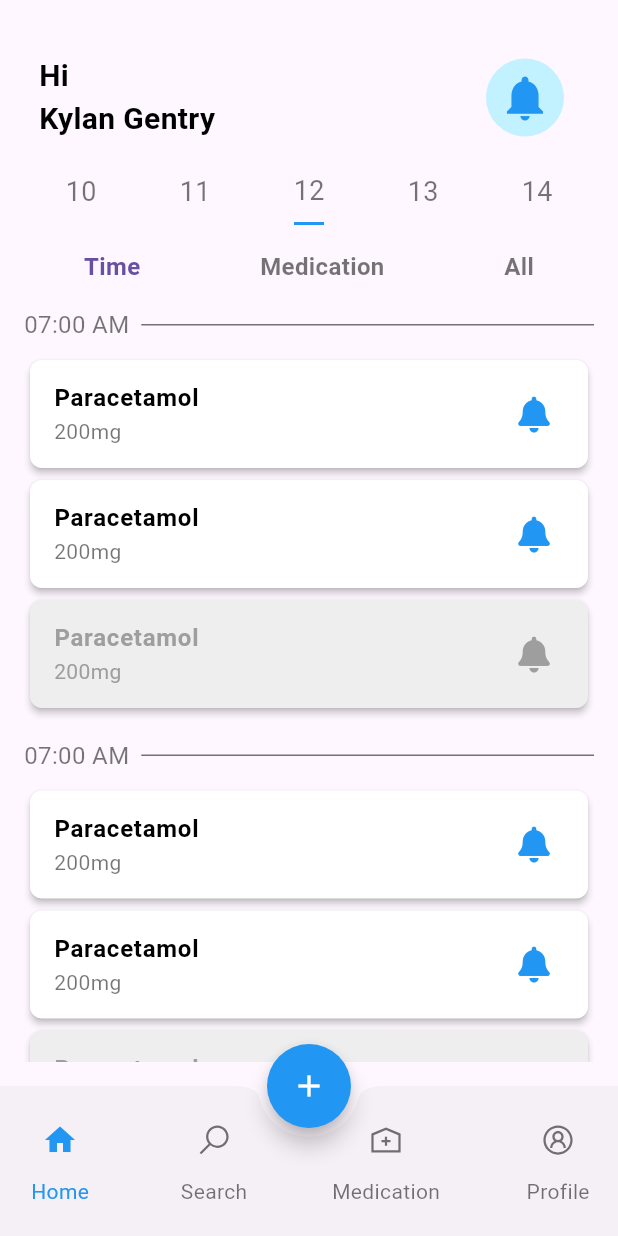
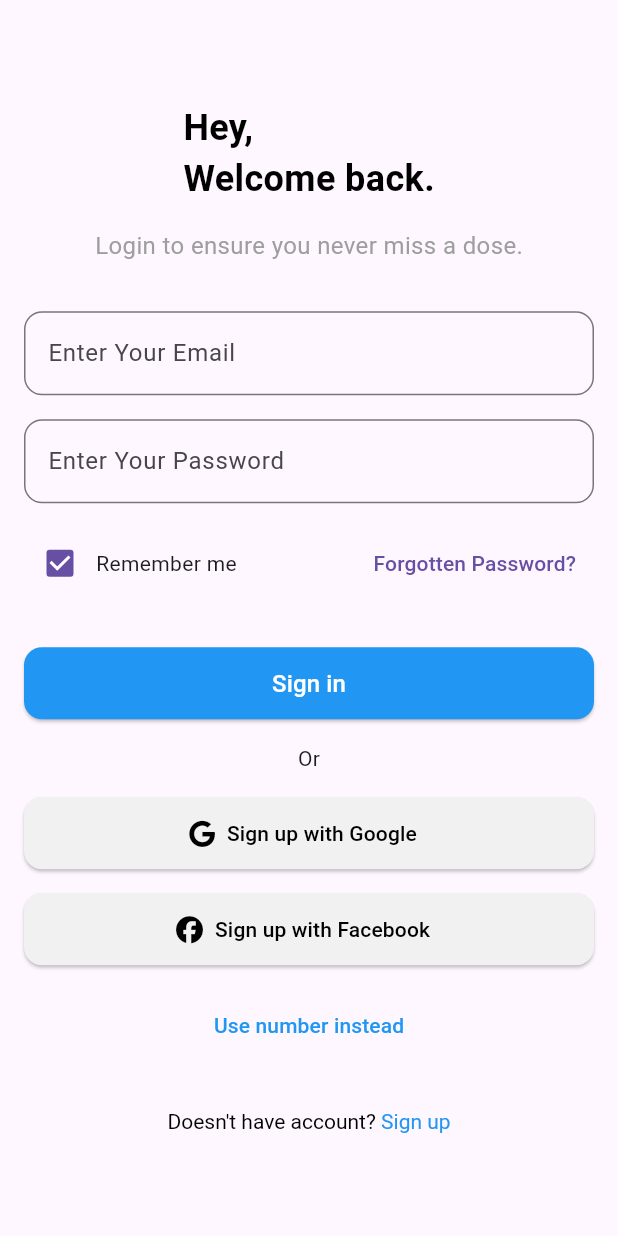
Before and after one commit to ajaydhakal1/medicalapp-uta, a Flutter app: the screen it shows after launch, on a phone screen of 412 x 824 dp. Run offline on Flutter 3.47's test engine with Material 3 defaults, Android fonts, the light colour scheme and no system bars; our stand-ins replace awesome_notifications, dotted_border, easy_localization, flutter_animate, flutter_rating_bar, font_awesome_flutter and 4 more.

Commit message:
minor bug fixes

```diff
--- /dev/null
+++ b/lib/Pages/login/login_page.dart
@@ -0,0 +1,144 @@
+import 'package:flutter/material.dart';
+import 'package:flutter/gestures.dart';
+import 'package:font_awesome_flutter/font_awesome_flutter.dart';
+
+class LoginPage extends StatelessWidget {
+  const LoginPage({super.key});
+
+  @override
+  Widget build(BuildContext context) {
+    return Scaffold(
+      body: SafeArea(
+        child: Padding(
+          padding: const EdgeInsets.all(16.0),
+          child: Column(
+            mainAxisAlignment: MainAxisAlignment.center,
+            children: [
+              Text(
+                'Hey,\nWelcome back.',
+                style: TextStyle(
+                  color: Colors.black,
+                  fontSize: 24,
+                  fontWeight: FontWeight.bold,
+                ),
+              ),
+              SizedBox(height: 16),
+              Text(
+                'Login to ensure you never miss a dose.',
+                style: TextStyle(
+                  color: Colors.grey,
+                  fontSize: 16,
+                ),
+              ),
+              SizedBox(height: 32),
+              TextField(
+                decoration: InputDecoration(
+                  labelText: 'Enter Your Email',
+                  border: OutlineInputBorder(
+                    borderRadius: BorderRadius.circular(12.0),
+                  ),
+                ),
+              ),
+              SizedBox(height: 16),
+              TextField(
+                decoration: InputDecoration(
+                  labelText: 'Enter Your Password',
+                  border: OutlineInputBorder(
+                    borderRadius: BorderRadius.circular(12.0),
+                  ),
+                ),
+                obscureText: true,
+              ),
+              SizedBox(height: 16),
+              Row(
+                mainAxisAlignment: MainAxisAlignment.spaceBetween,
+                children: [
+                  Row(
+                    children: [
+                      Checkbox(
+                        value: true,
+                        onChanged: (value) {},
+                      ),
+                      Text('Remember me'),
+                    ],
+                  ),
+                  TextButton(
+                    onPressed: () {},
+                    child: Text('Forgotten Password?'),
+                  ),
+                ],
+              ),
+              SizedBox(height: 32),
+              ElevatedButton(
+                onPressed: () {
+                  Navigator.pushNamed(context, '/home');
+                },
+                style: ElevatedButton.styleFrom(
+                  backgroundColor: Colors.blue,
+                  minimumSize: Size(double.infinity, 48),
+                  shape: RoundedRectangleBorder(
+                    borderRadius: BorderRadius.circular(12.0),
+                  ),
+                ),
+                child: Text(
+                  'Sign in',
+                  style: TextStyle(color: Colors.white, fontSize: 16),
+                ),
+              ),
+              SizedBox(height: 16),
+              Text('Or'),
+              SizedBox(height: 16),
+              ElevatedButton.icon(
+                onPressed: () {},
+                icon: FaIcon(FontAwesomeIcons.google, color: Colors.black),
+                label: Text('Sign up with Google', style: TextStyle(color: Colors.black)),
+                style: ElevatedButton.styleFrom(
+                  backgroundColor: Color(0xFFF1F1F1),
+                  minimumSize: Size(double.infinity, 48),
+                  shape: RoundedRectangleBorder(
+                    borderRadius: BorderRadius.circular(12.0),
+                  ),
+                ),
+              ),
+              SizedBox(height: 16),
+              ElevatedButton.icon(
+                onPressed: () {},
+                icon: FaIcon(FontAwesomeIcons.facebook, color: Colors.black),
+                label: Text('Sign up with Facebook', style: TextStyle(color: Colors.black)),
+                style: ElevatedButton.styleFrom(
+                  backgroundColor: Color(0xFFF1F1F1),
+                  minimumSize: Size(double.infinity, 48),
+                  shape: RoundedRectangleBorder(
+                    borderRadius: BorderRadius.circular(12.0),
+                  ),
+                ),
+              ),
+              SizedBox(height: 16),
+              TextButton(
+                onPressed: () {},
+                child: Text(
+                  'Use number instead',
+                  style: TextStyle(color: Colors.blue),
+                ),
+              ),
+              SizedBox(height: 32),
+              RichText(
+                text: TextSpan(
+                  text: 'Doesn\'t have account? ',
+                  style: TextStyle(color: Colors.black),
+                  children: [
+                    TextSpan(
+                      text: 'Sign up',
+                      style: TextStyle(color: Colors.blue),
+                      recognizer: TapGestureRecognizer()..onTap = () {},
+                    ),
+                  ],
+                ),
+              ),
+            ],
+          ),
+        ),
+      ),
+    );
+  }
+}
--- a/lib/main.dart
+++ b/lib/main.dart
@@ -17,6 +17,7 @@ import 'package:profile_page/Pages/account_management/device_management/device_m
 import 'package:profile_page/Pages/account_management/medical_information_mgmt.dart';
 import 'package:profile_page/Pages/account_management/privacy_security_mgmt.dart';
 import 'package:profile_page/Pages/homepage/homepage.dart';
+import 'package:profile_page/Pages/login/login_page.dart';
 import 'package:profile_page/Pages/profile/adherence.dart';
 import 'package:profile_page/Pages/profile/medical_detais.dart';
 import 'package:profile_page/Pages/profile/medical_information.dart';
@@ -65,14 +66,24 @@ void main() async {
     ],
   );
 
-  bool isNotificationsAllowed = await AwesomeNotifications().isNotificationAllowed();
+  bool isNotificationsAllowed =
+      await AwesomeNotifications().isNotificationAllowed();
   if (!isNotificationsAllowed) {
     AwesomeNotifications().requestPermissionToSendNotifications();
   }
 
   runApp(
     EasyLocalization(
-      supportedLocales: const [Locale('en', 'US'), Locale('fr', 'FR'), Locale('hi', 'IN'), Locale('ne', 'NP'), Locale('es', 'ES'), Locale('ja', 'JP'), Locale('ko', 'KR'), Locale('pt', 'PT')],
+      supportedLocales: const [
+        Locale('en', 'US'),
+        Locale('fr', 'FR'),
+        Locale('hi', 'IN'),
+        Locale('ne', 'NP'),
+        Locale('es', 'ES'),
+        Locale('ja', 'JP'),
+        Locale('ko', 'KR'),
+        Locale('pt', 'PT')
+      ],
       path: 'assets/translations',
       fallbackLocale: const Locale('en', 'US'),
       child: ChangeNotifierProvider(
@@ -117,43 +128,42 @@ class _MyAppState extends State<MyApp> {
     }
   }
 
-  // This widget is the root of your application.
   @override
   Widget build(BuildContext context) {
+    return Consumer<ThemeProvider>(
+      builder: (context, themeProvider, child) {
         return MaterialApp(
           debugShowCheckedModeBanner: false,
           localizationsDelegates: context.localizationDelegates,
           supportedLocales: context.supportedLocales,
           locale: context.locale,
           title: "Cure Me",
-      home: const HomePage(),
-      theme: ThemeData(),
+          home: const LoginPage(),
+          theme: lightMode,
           darkTheme: darkMode,
+          themeMode: themeProvider.themeMode, // Use themeMode
           routes: {
             '/home': (context) => const HomePage(),
             '/profile': (context) => const ProfilePage(),
+            '/login': (context) => const LoginPage(),
             '/editprofile': (context) => const EditProfilePage(),
             '/medical_details': (context) => const MedicalDetais(),
             '/medical_information': (context) => const MedicalInformation(),
             '/adherence': (context) => const Adherence(),
             '/settings': (context) => const Settings(),
-
             //Settings Routes
             '/data_privacy_settings': (context) => const DataPrivacySettings(),
             '/language_pref': (context) => const LanguagePreferences(),
             '/account_mgmt': (context) => const AccountManagement(),
             '/notification': (context) => const NotificationSettings(),
-
             //Data and Privacy routes
             '/data_sharing': (context) => const DataSharing(),
             '/privacy_settings': (context) => const PrivacySettings(),
-
             //Account Management Routes
             '/account_info': (context) => const AccountInformation(),
             '/medical_info': (context) => const MedicalInformationMgmt(),
             '/privacy_security_mgmt': (context) => const PrivacySecurityMgmt(),
             '/device_mgmt': (context) => const DeviceManagement(),
-
             //Account Information Routes
             '/changename': (context) => const ChangeName(),
             '/changeusername': (context) => const ChangeUsername(),
@@ -162,7 +172,6 @@ class _MyAppState extends State<MyApp> {
             '/changegmail': (context) => const ChangeGmail(),
             '/changepassword': (context) => const ChangePassword(),
             '/two_factor_auth': (context) => const TwoFactorAuth(),
-
             //Settings => Support and Help
             '/support_and_help': (context) => const SupportAndHelp(),
             '/report_problem': (context) => const ReportProblem(),
@@ -170,10 +179,11 @@ class _MyAppState extends State<MyApp> {
             '/feedback': (context) => const UserFeedback(),
             '/bug_report': (context) => const BugReport(),
             '/make_suggestion': (context) => const MakeSuggestion(),
-
             //Notifications
             '/show_notifications': (context) => const ShowNotifications(),
           },
         );
+      },
+    );
   }
 }
--- a/lib/theme/theme.dart
+++ b/lib/theme/theme.dart
@@ -1,20 +1,14 @@
 import 'package:flutter/material.dart';
 
-ThemeData lightMode = ThemeData(
+// Define your light and dark theme data
+final ThemeData lightMode = ThemeData(
   brightness: Brightness.light,
-  colorScheme: const ColorScheme.light(
-    surface: Colors.white,
-    primary: Colors.black,
-    secondary: Colors.blue,
-  )
+  primaryColor: Colors.blue,
+  // Add other theme properties as needed
 );
 
-ThemeData darkMode = ThemeData(
+final ThemeData darkMode = ThemeData(
   brightness: Brightness.dark,
-  colorScheme: ColorScheme.dark(
-    surface:
-    Colors.grey.shade900,
-    primary: Colors.white,
-    secondary: Colors.blue,
-  )
+  primaryColor: Colors.blue,
+  // Add other theme properties as needed
 );
--- a/lib/theme/theme_provider.dart
+++ b/lib/theme/theme_provider.dart
@@ -1,24 +1,23 @@
 import 'package:flutter/material.dart';
-import 'package:profile_page/theme/theme.dart';
 
-class ThemeProvider with ChangeNotifier{
-  ThemeData _themeData = lightMode;
+class ThemeProvider with ChangeNotifier {
+  ThemeMode _themeMode = ThemeMode.system;
 
-  ThemeData get themeData => _themeData;
+  ThemeMode get themeMode => _themeMode;
 
-  bool get isDarkMode => _themeData == darkMode;
+  bool get isDarkMode => _themeMode == ThemeMode.dark;
 
-  set themeData(ThemeData themeData){
-    _themeData = themeData;
+  void toggleTheme() {
+    if (_themeMode == ThemeMode.light) {
+      _themeMode = ThemeMode.dark;
+    } else {
+      _themeMode = ThemeMode.light;
+    }
     notifyListeners();
   }
 
-  void toggleTheme() {
-    if(_themeData == lightMode){
-      themeData = darkMode;
-    }
-    else{
-      themeData = lightMode;
-    }
+  void setSystemTheme() {
+    _themeMode = ThemeMode.system;
+    notifyListeners();
   }
 }
--- a/pubspec.yaml
+++ b/pubspec.yaml
@@ -48,6 +48,7 @@ dependencies:
   flutter_animate: ^4.5.0
   easy_localization: ^3.0.7
   shared_preferences: ^2.3.1
+  flutter_svg:
 
 
 flutter_icons:
```
Also changed, not shown: lib/Pages/homepage/homepage.dart (+4 -54 lines), lib/Pages/profile/profile.dart (+8 -11 lines), lib/utils/dialog_box.dart (+35 -14 lines), pubspec.lock. Lines whose indentation alone changed are shown as unchanged.
